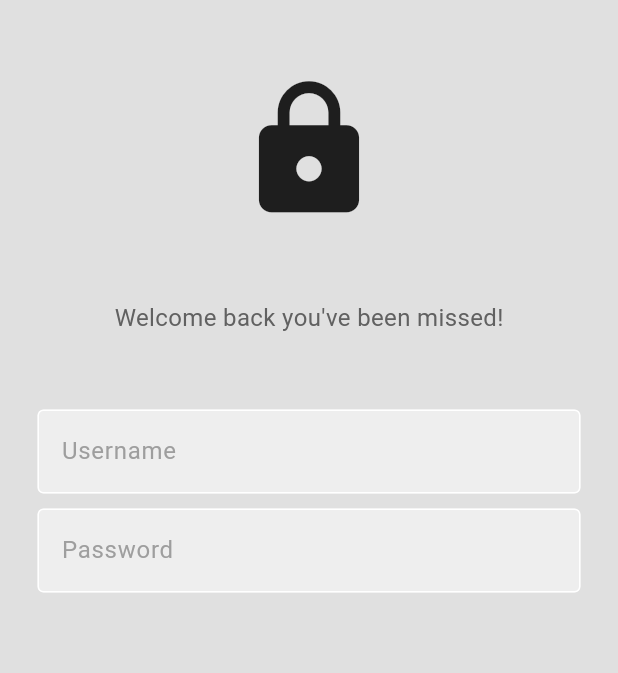
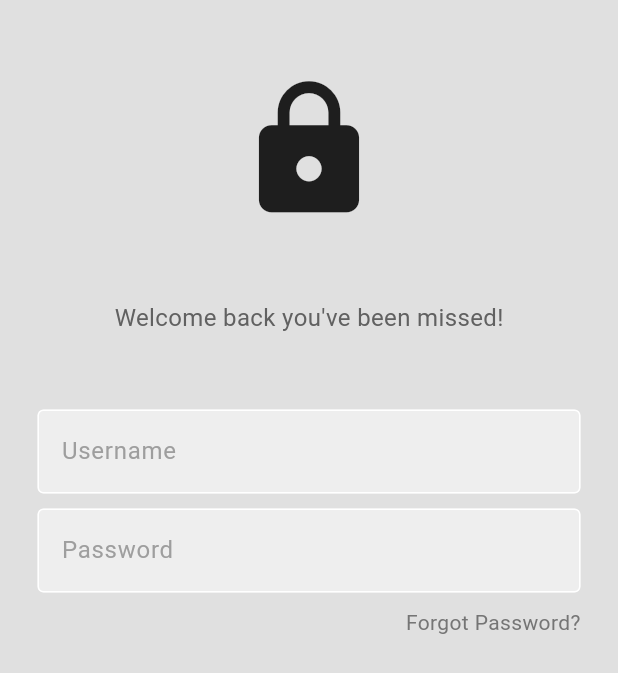
Before and after one commit to minhtetnaing117/authentication, a Flutter app: the screen it shows after launch, on a phone screen of 412 x 824 dp. Shown: the top 673 px of the screen. Run offline on Flutter 3.47's test engine with Material 3 defaults, Android fonts, the phone set to English and light mode, and no system bars.

Commit message:
forgot pass initial commit

```diff
--- a/lib/pages/login_page.dart
+++ b/lib/pages/login_page.dart
@@ -62,6 +62,20 @@ class LoginPage extends StatelessWidget {
               const SizedBox(height: 10),
 
               // forgot pass
+              Padding(
+                padding: const EdgeInsets.symmetric(horizontal: 25.0),
+                child: Row(
+                  mainAxisAlignment: MainAxisAlignment.end,
+                  children: [
+                    Text(
+                        'Forgot Password?',
+                      style: TextStyle(color: Colors.grey[600]),
+                    ),
+                  ],
+                ),
+              ),
+
+              const SizedBox(height: 25),
 
               //sign in
 
```
